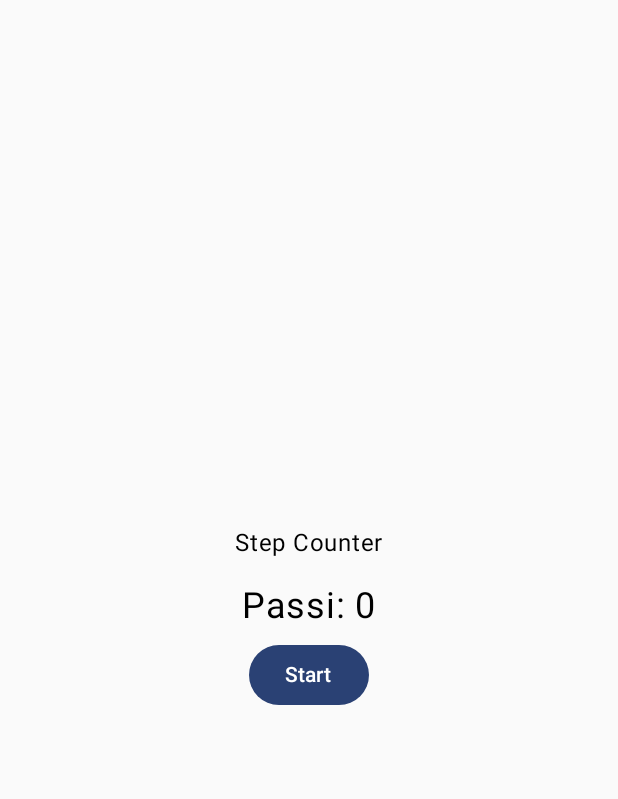
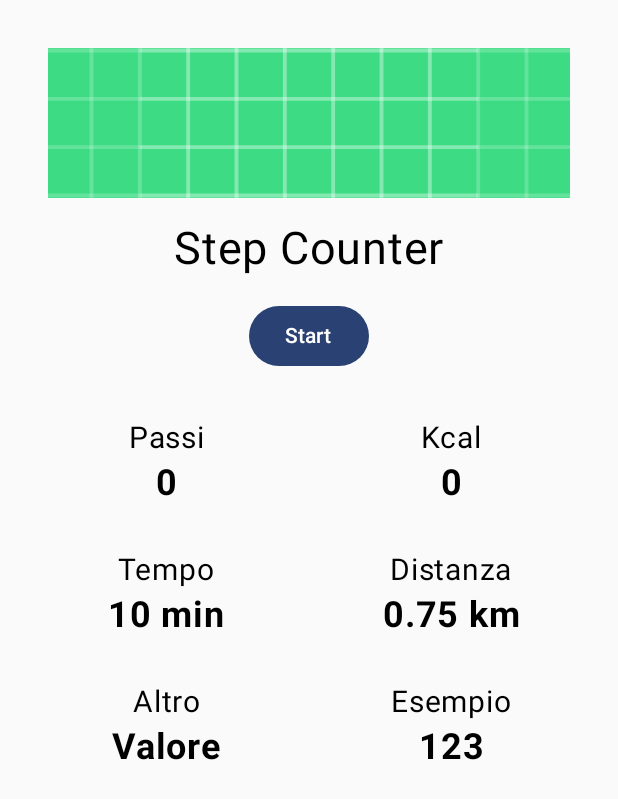
Before and after one commit to FabboCassa/StepCounter, an Android app built with Jetpack Compose: the screen it shows after launch (MainActivity), on a phone screen of 412 x 824 dp. Shown: the top 799 px of the screen. Run offline under Robolectric (Android 15) with nearby library versions, the phone set to English and light mode, and no system bars.

```diff
--- a/app/src/main/java/com/app/stepcounter/MainActivity.kt
+++ b/app/src/main/java/com/app/stepcounter/MainActivity.kt
@@ -2,29 +2,51 @@ package com.app.stepcounter
 
 import android.content.Intent
 import android.content.pm.PackageManager
+import android.media.Image
 import android.os.Build
 import android.os.Bundle
 import androidx.activity.ComponentActivity
 import androidx.activity.compose.setContent
 import androidx.activity.enableEdgeToEdge
 import androidx.activity.viewModels
+import androidx.compose.foundation.Image
+import androidx.compose.foundation.background
 import androidx.compose.foundation.layout.Arrangement
 import androidx.compose.foundation.layout.Column
+import androidx.compose.foundation.layout.PaddingValues
+import androidx.compose.foundation.layout.Row
 import androidx.compose.foundation.layout.Spacer
 import androidx.compose.foundation.layout.fillMaxSize
+import androidx.compose.foundation.layout.fillMaxWidth
 import androidx.compose.foundation.layout.height
+import androidx.compose.foundation.layout.heightIn
 import androidx.compose.foundation.layout.padding
+import androidx.compose.foundation.layout.size
+import androidx.compose.foundation.lazy.grid.GridCells
+import androidx.compose.foundation.lazy.grid.LazyVerticalGrid
+import androidx.compose.foundation.lazy.grid.items
+import androidx.compose.foundation.rememberScrollState
+import androidx.compose.foundation.verticalScroll
 import androidx.compose.material3.Button
+import androidx.compose.material3.Card
 import androidx.compose.material3.Text
 import androidx.compose.runtime.Composable
 import androidx.compose.runtime.collectAsState
 import androidx.compose.runtime.getValue
 import androidx.compose.ui.Alignment
 import androidx.compose.ui.Modifier
+import androidx.compose.ui.graphics.Color
+import androidx.compose.ui.graphics.RectangleShape
+import androidx.compose.ui.layout.ContentScale
+import androidx.compose.ui.platform.LocalContext
+import androidx.compose.ui.platform.testTag
+import androidx.compose.ui.res.painterResource
+import androidx.compose.ui.text.font.FontWeight
 import androidx.compose.ui.tooling.preview.Preview
 import androidx.compose.ui.unit.dp
 import androidx.compose.ui.unit.sp
 import androidx.core.content.ContextCompat.checkSelfPermission
+import androidx.core.content.res.ResourcesCompat
 import com.app.stepcounter.com.app.stepcounter.StepService
 import com.app.stepcounter.ui.theme.StepCounterTheme
 
@@ -91,22 +113,73 @@ class MainActivity : ComponentActivity() {
 
 @Composable
 fun StepHomeScreen(stepCount: Int, onStartClick: () -> Unit) {
+    val stepStats = listOf(
+        StepStat("Passi", "$stepCount"),
+        StepStat("Kcal", "$stepCount"),
+        StepStat("Tempo", "10 min"),
+        StepStat("Distanza", "0.75 km"),
+        StepStat("Altro", "Valore"),
+        StepStat("Esempio", "123")
+    )
+
     Column(
         modifier = Modifier
             .fillMaxSize()
-            .padding(16.dp),
-        horizontalAlignment = Alignment.CenterHorizontally,
-        verticalArrangement = Arrangement.Center
+            .padding(16.dp)
+            .verticalScroll(rememberScrollState()),
+        horizontalAlignment = Alignment.CenterHorizontally
     ) {
-        Text(text = "Step Counter")
+        Card(
+            modifier = Modifier
+                .padding(16.dp)
+                .fillMaxWidth()
+                .height(100.dp),
+            shape = RectangleShape
+        ) {
+            Image(
+                painter = painterResource(R.drawable.ic_launcher_background),
+                contentDescription = "Step Counter",
+                contentScale = ContentScale.Crop,
+                modifier = Modifier.fillMaxSize()
+            )
+        }
+
+        Text(text = "Step Counter", fontSize = 30.sp)
         Spacer(Modifier.height(16.dp))
-        Text("Passi: $stepCount", fontSize = 24.sp)
-        Spacer(Modifier.height(8.dp))
+
         Button(onClick = onStartClick) {
             Text(text = "Start")
         }
+
+        Spacer(Modifier.height(16.dp))
+
+        LazyVerticalGrid(
+            columns = GridCells.Fixed(2),
+            modifier = Modifier
+                .fillMaxWidth()
+                .heightIn(max = 400.dp), // imposta altezza max e rende scrollabile
+            contentPadding = PaddingValues(8.dp),
+            verticalArrangement = Arrangement.spacedBy(16.dp),
+            horizontalArrangement = Arrangement.spacedBy(16.dp)
+        ) {
+            items(stepStats) { stat ->
+                Column(
+                    modifier = Modifier
+                        .fillMaxWidth()
+                        .padding(8.dp),
+                    horizontalAlignment = Alignment.CenterHorizontally
+                ) {
+                    Text(stat.label, fontSize = 20.sp)
+                    Spacer(Modifier.height(4.dp))
+                    Text(stat.value, fontSize = 24.sp, fontWeight = FontWeight.Bold)
+                }
+            }
+        }
     }
 }
+
+data class StepStat(val label: String, val value: String)
+
 
 
 @Preview(showBackground = true)
```
